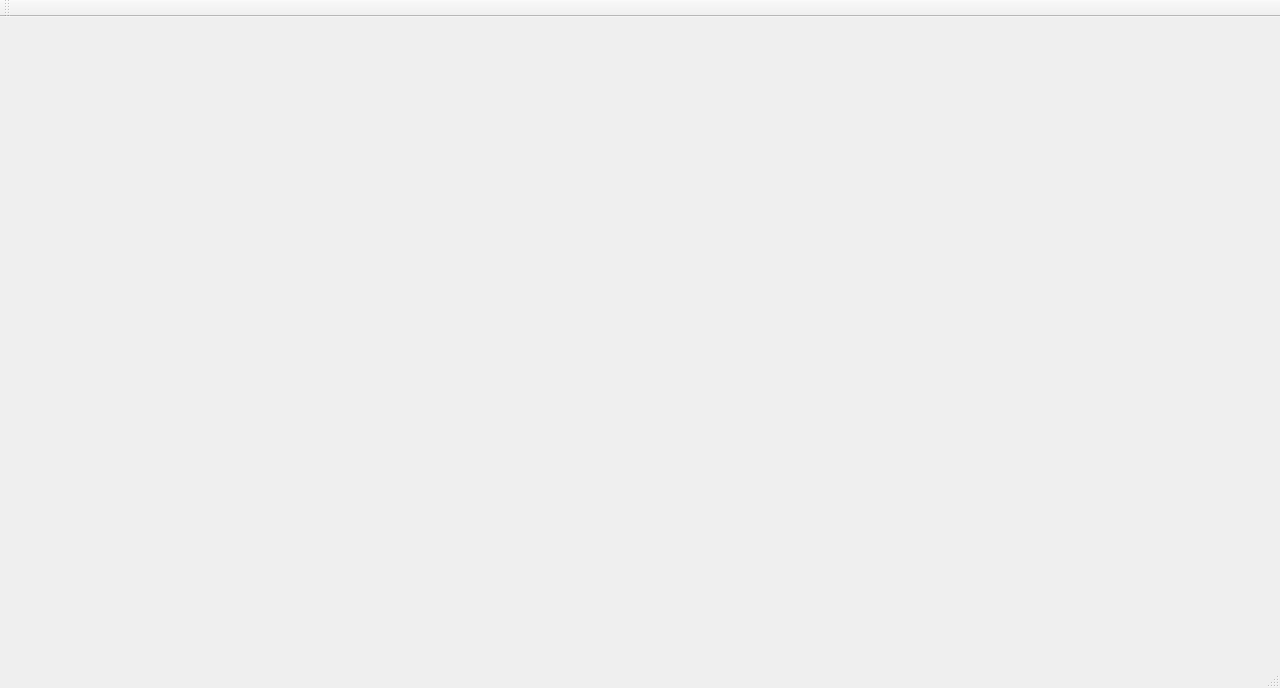
607011/w-1, file mainwindow.ui: the form before one commit.
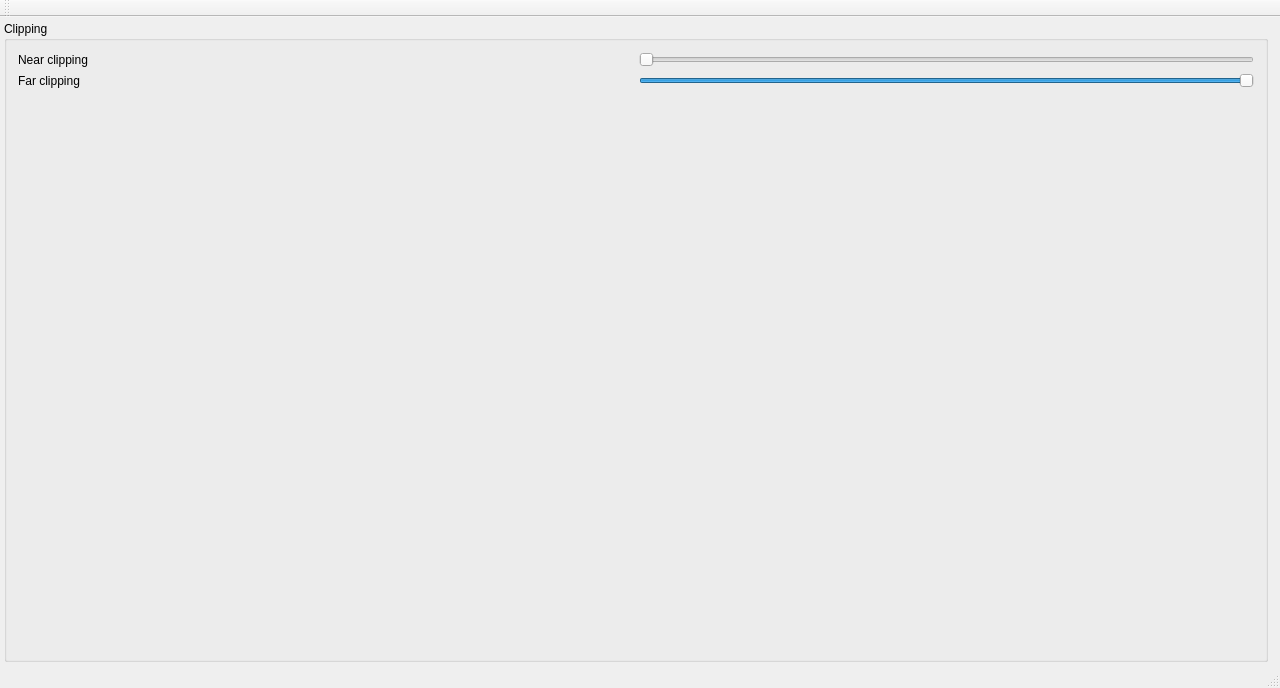
The form after the commit.

The edit to the form file:
```diff
--- a/mainwindow.ui
+++ b/mainwindow.ui
@@ -18,8 +18,93 @@
     <property name="margin">
      <number>4</number>
     </property>
+    <item row="0" column="1">
+     <layout class="QGridLayout" name="gridLayout">
+      <property name="margin">
+       <number>4</number>
+      </property>
+     </layout>
+    </item>
     <item row="0" column="0">
-     <layout class="QGridLayout" name="gridLayout"/>
+     <layout class="QVBoxLayout" name="verticalLayout_2">
+      <item>
+       <widget class="QGroupBox" name="groupBox">
+        <property name="title">
+         <string>Clipping</string>
+        </property>
+        <layout class="QGridLayout" name="gridLayout_3">
+         <item row="2" column="0">
+          <widget class="QLabel" name="label_2">
+           <property name="text">
+            <string>Far clipping</string>
+           </property>
+          </widget>
+         </item>
+         <item row="2" column="1">
+          <widget class="QSlider" name="farClippingHorizontalSlider">
+           <property name="sizePolicy">
+            <sizepolicy hsizetype="Preferred" vsizetype="Fixed">
+             <horstretch>0</horstretch>
+             <verstretch>0</verstretch>
+            </sizepolicy>
+           </property>
+           <property name="maximum">
+            <number>65535</number>
+           </property>
+           <property name="pageStep">
+            <number>16</number>
+           </property>
+           <property name="value">
+            <number>65535</number>
+           </property>
+           <property name="orientation">
+            <enum>Qt::Horizontal</enum>
+           </property>
+          </widget>
+         </item>
+         <item row="0" column="0">
+          <widget class="QLabel" name="label">
+           <property name="text">
+            <string>Near clipping</string>
+           </property>
+          </widget>
+         </item>
+         <item row="0" column="1">
+          <widget class="QSlider" name="nearClippingHorizontalSlider">
+           <property name="sizePolicy">
+            <sizepolicy hsizetype="Preferred" vsizetype="Fixed">
+             <horstretch>0</horstretch>
+             <verstretch>0</verstretch>
+            </sizepolicy>
+           </property>
+           <property name="maximum">
+            <number>65535</number>
+           </property>
+           <property name="pageStep">
+            <number>16</number>
+           </property>
+           <property name="orientation">
+            <enum>Qt::Horizontal</enum>
+           </property>
+          </widget>
+         </item>
+         <item row="3" column="1">
+          <spacer name="verticalSpacer">
+           <property name="orientation">
+            <enum>Qt::Vertical</enum>
+           </property>
+           <property name="sizeHint" stdset="0">
+            <size>
+             <width>20</width>
+             <height>40</height>
+            </size>
+           </property>
+          </spacer>
+         </item>
+        </layout>
+       </widget>
+      </item>
+     </layout>
     </item>
    </layout>
   </widget>
```
